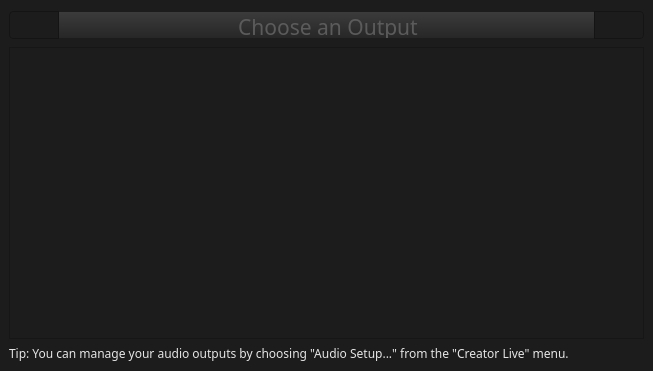
The window that livesf2/livesf2wizard.ui (jocelyn-stericker/creator-live) describes before a commit, drawn with Qt 5.
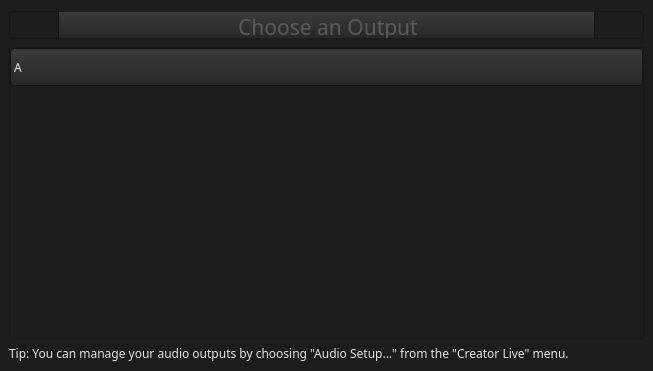
The same window after the commit. The open tabs and pages were chosen to show the change. Icons and pictures are not drawn.

```diff
--- a/livesf2/livesf2wizard.ui
+++ b/livesf2/livesf2wizard.ui
@@ -681,7 +681,41 @@
      </widget>
     </item>
     <item>
-     <widget class="QListWidget" name="listWidget_loop"/>
+     <widget class="QListWidget" name="listWidget_loop">
+      <property name="styleSheet">
+       <string notr="true">* {
+spacing: 0px;
+color: black;
+}
+
+QListWidget {
+   alignment: center;
+   spacing: 23;
+}
+
+QListWidget::item {
+   height: 36px;
+   border: 1px solid #141414;
+   border-radius: 4px;
+   background-color: qlineargradient(x1: 0, y1: 0, x2: 0, y2: 1, stop: 0 #3c3c3c, stop: 1 #262627);
+    color: #e8e8e8;
+}
+
+QListWidget::item::selected {
+background-color: #5b5a5b
+}
+
+
+QListWidget::item::hover {
+   background-color: #5b5a5b;
+}</string>
+      </property>
+      <item>
+       <property name="text">
+        <string>A</string>
+       </property>
+      </item>
+     </widget>
     </item>
     <item>
      <widget class="QLabel" name="label_10">
```
Left out of the diff: 33 changed lines with no effect on the pictures.
